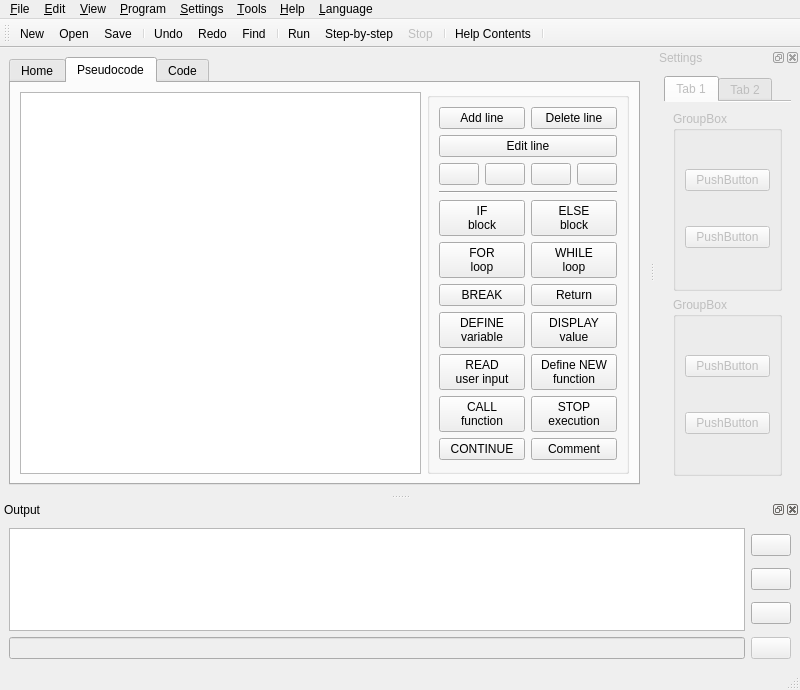
Before: the Qt Designer form src/forms/ui_mainwindow.ui in TuringApp/Turing, drawn with Qt 5.
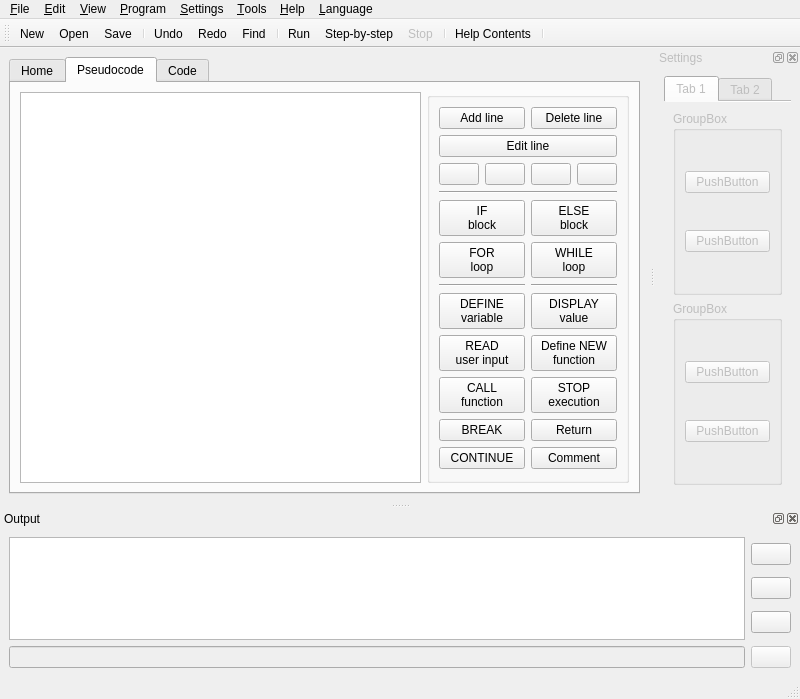
After: the same form once the commit is applied. Icons and pictures are not drawn.

Commit message: change buttons place

What changed in the file:
```diff
--- a/src/forms/ui_mainwindow.ui
+++ b/src/forms/ui_mainwindow.ui
@@ -8,7 +8,7 @@
     <x>0</x>
     <y>0</y>
     <width>800</width>
-    <height>690</height>
+    <height>699</height>
    </rect>
   </property>
   <property name="windowTitle">
@@ -84,6 +84,15 @@
            </item>
            <item row="4" column="0" colspan="2">
             <widget class="Line" name="line">
+             <property name="frameShadow">
+              <enum>QFrame::Sunken</enum>
+             </property>
+             <property name="lineWidth">
+              <number>1</number>
+             </property>
+             <property name="midLineWidth">
+              <number>0</number>
+             </property>
              <property name="orientation">
               <enum>Qt::Horizontal</enum>
              </property>
@@ -136,14 +145,6 @@
              </property>
             </widget>
            </item>
-           <item row="9" column="0">
-            <widget class="QPushButton" name="btnAlgo_Variable">
-             <property name="text">
-              <string>DEFINE
-variable</string>
-             </property>
-            </widget>
-           </item>
            <item row="0" column="1">
             <widget class="QPushButton" name="btnAlgo_Delete">
              <property name="text">
@@ -155,7 +156,15 @@
              </property>
             </widget>
            </item>
-           <item row="11" column="0">
+           <item row="10" column="0">
+            <widget class="QPushButton" name="btnAlgo_Variable">
+             <property name="text">
+              <string>DEFINE
+variable</string>
+             </property>
+            </widget>
+           </item>
+           <item row="12" column="0">
             <widget class="QPushButton" name="btnAlgo_Input">
              <property name="text">
               <string>READ
@@ -163,20 +172,20 @@
              </property>
             </widget>
            </item>
-           <item row="8" column="1">
-            <widget class="QPushButton" name="btnAlgo_Return">
-             <property name="text">
-              <string>Return</string>
-             </property>
-            </widget>
-           </item>
-           <item row="17" column="0">
+           <item row="18" column="0">
             <widget class="QPushButton" name="btnAlgo_Continue">
              <property name="text">
               <string>CONTINUE</string>
              </property>
             </widget>
            </item>
+           <item row="18" column="1">
+            <widget class="QPushButton" name="btnAlgo_Comment">
+             <property name="text">
+              <string>Comment</string>
+             </property>
+            </widget>
+           </item>
            <item row="7" column="0">
             <widget class="QPushButton" name="btnAlgo_For">
              <property name="text">
@@ -185,6 +194,14 @@
              </property>
             </widget>
            </item>
+           <item row="7" column="1">
+            <widget class="QPushButton" name="btnAlgo_While">
+             <property name="text">
+              <string>WHILE
+loop</string>
+             </property>
+            </widget>
+           </item>
            <item row="5" column="0">
             <widget class="QPushButton" name="btnAlgo_If">
              <property name="text">
@@ -201,37 +218,15 @@
              </property>
             </widget>
            </item>
-           <item row="7" column="1">
-            <widget class="QPushButton" name="btnAlgo_While">
+           <item row="14" column="0">
+            <widget class="QPushButton" name="btnAlgo_Call">
              <property name="text">
-              <string>WHILE
-loop</string>
+              <string>CALL
+function</string>
              </property>
             </widget>
            </item>
-           <item row="17" column="1">
-            <widget class="QPushButton" name="btnAlgo_Comment">
-             <property name="text">
-              <string>Comment</string>
-             </property>
-            </widget>
-           </item>
-           <item row="9" column="1">
-            <widget class="QPushButton" name="btnAlgo_Display">
-             <property name="text">
-              <string>DISPLAY
-value</string>
-             </property>
-            </widget>
-           </item>
-           <item row="8" column="0">
-            <widget class="QPushButton" name="btnAlgo_Break">
-             <property name="text">
-              <string>BREAK</string>
-             </property>
-            </widget>
-           </item>
-           <item row="13" column="1">
+           <item row="14" column="1">
             <widget class="QPushButton" name="btnAlgo_Stop">
              <property name="text">
               <string>STOP
@@ -239,7 +234,7 @@
              </property>
             </widget>
            </item>
-           <item row="11" column="1">
+           <item row="12" column="1">
             <widget class="QPushButton" name="btnAlgo_Func">
              <property name="text">
               <string>Define NEW
@@ -247,11 +242,57 @@
              </property>
             </widget>
            </item>
-           <item row="13" column="0">
-            <widget class="QPushButton" name="btnAlgo_Call">
+           <item row="10" column="1">
+            <widget class="QPushButton" name="btnAlgo_Display">
              <property name="text">
-              <string>CALL
-function</string>
+              <string>DISPLAY
+value</string>
+             </property>
+            </widget>
+           </item>
+           <item row="9" column="0">
+            <widget class="Line" name="line_2">
+             <property name="minimumSize">
+              <size>
+               <width>0</width>
+               <height>0</height>
+              </size>
+             </property>
+             <property name="sizeIncrement">
+              <size>
+               <width>0</width>
+               <height>0</height>
+              </size>
+             </property>
+             <property name="baseSize">
+              <size>
+               <width>0</width>
+               <height>0</height>
+              </size>
+             </property>
+             <property name="orientation">
+              <enum>Qt::Horizontal</enum>
+             </property>
+            </widget>
+           </item>
+           <item row="9" column="1">
+            <widget class="Line" name="line_3">
+             <property name="orientation">
+              <enum>Qt::Horizontal</enum>
+             </property>
+            </widget>
+           </item>
+           <item row="15" column="0">
+            <widget class="QPushButton" name="btnAlgo_Break">
+             <property name="text">
+              <string>BREAK</string>
+             </property>
+            </widget>
+           </item>
+           <item row="15" column="1">
+            <widget class="QPushButton" name="btnAlgo_Return">
+             <property name="text">
+              <string>Return</string>
              </property>
             </widget>
            </item>
```
The commit also changes 3 other files.
